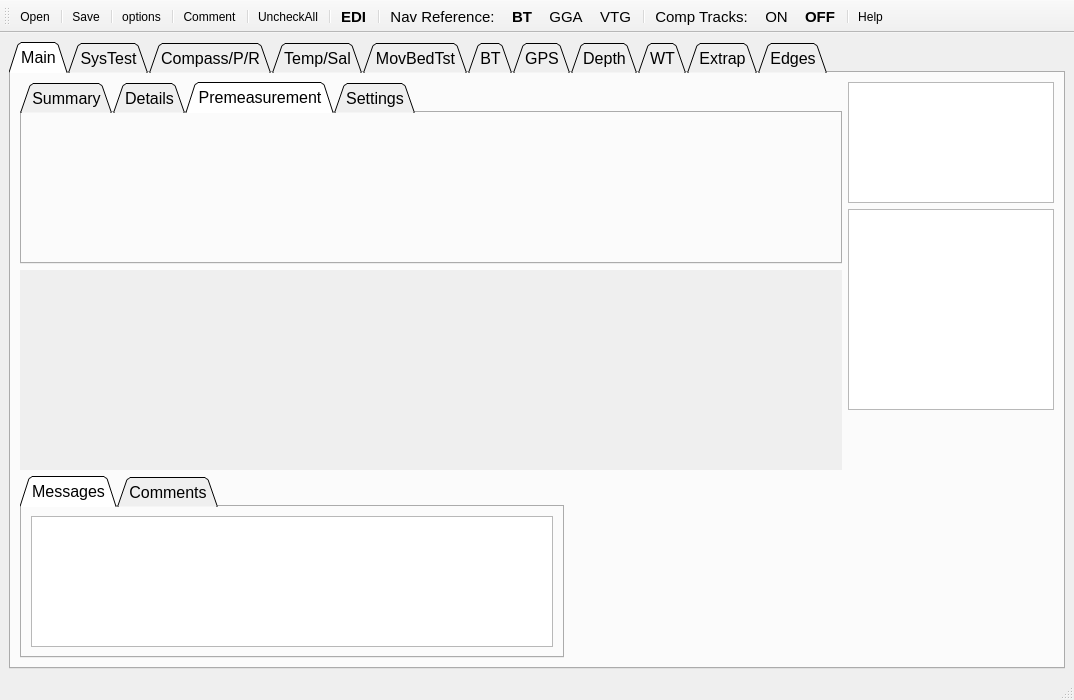
rowetechinc/QRevPy, file UI/QRev_gui.ui: the form before one commit.
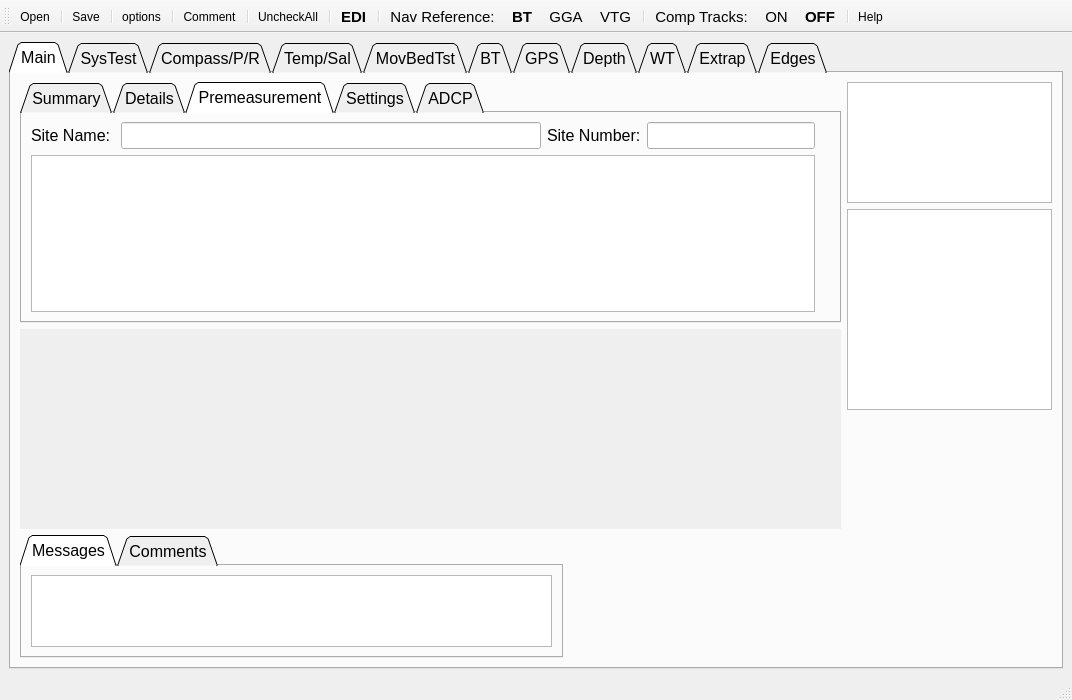
The form after the commit. The open tabs and pages were chosen to show the change. Icons and pictures are not drawn.

Commit message: Completed all tabs in the Main tab.

Patch:
```diff
--- a/UI/QRev_gui.ui
+++ b/UI/QRev_gui.ui
@@ -6,7 +6,7 @@
    <rect>
     <x>0</x>
     <y>0</y>
-    <width>1074</width>
+    <width>1072</width>
     <height>700</height>
    </rect>
   </property>
@@ -78,7 +78,7 @@
         <item row="0" column="0">
          <layout class="QHBoxLayout" name="horizontalLayout" stretch="8,2">
           <item>
-           <layout class="QVBoxLayout" name="verticalLayout" stretch="2,2,2">
+           <layout class="QVBoxLayout" name="verticalLayout" stretch="0,0,2">
             <item>
              <widget class="QTabWidget" name="tab_summary">
               <property name="palette">
@@ -184,6 +184,59 @@
                <attribute name="title">
                 <string>Premeasurement</string>
                </attribute>
+               <layout class="QGridLayout" name="gridLayout_7">
+                <item row="0" column="0">
+                 <layout class="QVBoxLayout" name="verticalLayout_2">
+                  <item>
+                   <layout class="QHBoxLayout" name="horizontalLayout_3" stretch="1,5,1,2">
+                    <item>
+                     <widget class="QLabel" name="label">
+                      <property name="frameShape">
+                       <enum>QFrame::NoFrame</enum>
+                      </property>
+                      <property name="text">
+                       <string>Site Name: </string>
+                      </property>
+                     </widget>
+                    </item>
+                    <item>
+                     <widget class="QLineEdit" name="ed_site_name"/>
+                    </item>
+                    <item>
+                     <widget class="QLabel" name="label_2">
+                      <property name="text">
+                       <string>Site Number:</string>
+                      </property>
+                     </widget>
+                    </item>
+                    <item>
+                     <widget class="QLineEdit" name="ed_site_number"/>
+                    </item>
+                   </layout>
+                  </item>
+                  <item>
+                   <layout class="QHBoxLayout" name="horizontalLayout_5" stretch="3">
+                    <item>
+                     <widget class="QTableWidget" name="table_premeas">
+                      <property name="font">
+                       <font>
+                        <pointsize>10</pointsize>
+                       </font>
+                      </property>
+                     </widget>
+                    </item>
+                   </layout>
+                  </item>
+                 </layout>
+                </item>
+                <item row="0" column="1">
+                 <widget class="QLabel" name="txt_site_name">
+                  <property name="text">
+                   <string/>
+                  </property>
+                 </widget>
+                </item>
+               </layout>
               </widget>
               <widget class="QWidget" name="tab_summary_settings">
                <property name="sizePolicy">
@@ -195,6 +248,33 @@
                <attribute name="title">
                 <string>Settings</string>
                </attribute>
+               <layout class="QGridLayout" name="gridLayout_5">
+                <item row="0" column="0">
+                 <widget class="QTableWidget" name="table_settings">
+                  <property name="font">
+                   <font>
+                    <pointsize>9</pointsize>
+                   </font>
+                  </property>
+                 </widget>
+                </item>
+               </layout>
+              </widget>
+              <widget class="QWidget" name="tab_summary_adcp">
+               <attribute name="title">
+                <string>ADCP</string>
+               </attribute>
+               <layout class="QGridLayout" name="gridLayout_6">
+                <item row="0" column="0">
+                 <widget class="QTableWidget" name="table_adcp">
+                  <property name="font">
+                   <font>
+                    <pointsize>10</pointsize>
+                   </font>
+                  </property>
+                 </widget>
+                </item>
+               </layout>
               </widget>
              </widget>
             </item>
```
Left out of the diff: 13 changed lines with no effect on the pictures. The commit also changes 6 other files.
